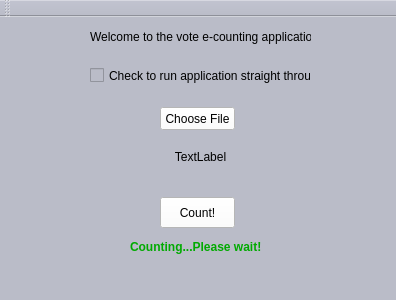
geaney91/E-CountApp, file mainwindow.ui: the form before one commit.
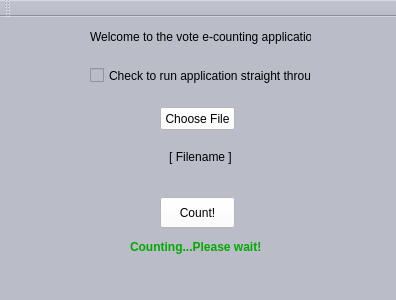
The form after the commit.

Patch:
```diff
--- a/mainwindow.ui
+++ b/mainwindow.ui
@@ -43,7 +43,7 @@
      </rect>
     </property>
     <property name="text">
-     <string>TextLabel</string>
+     <string>[ Filename ]</string>
     </property>
     <property name="alignment">
      <set>Qt::AlignCenter</set>
```
